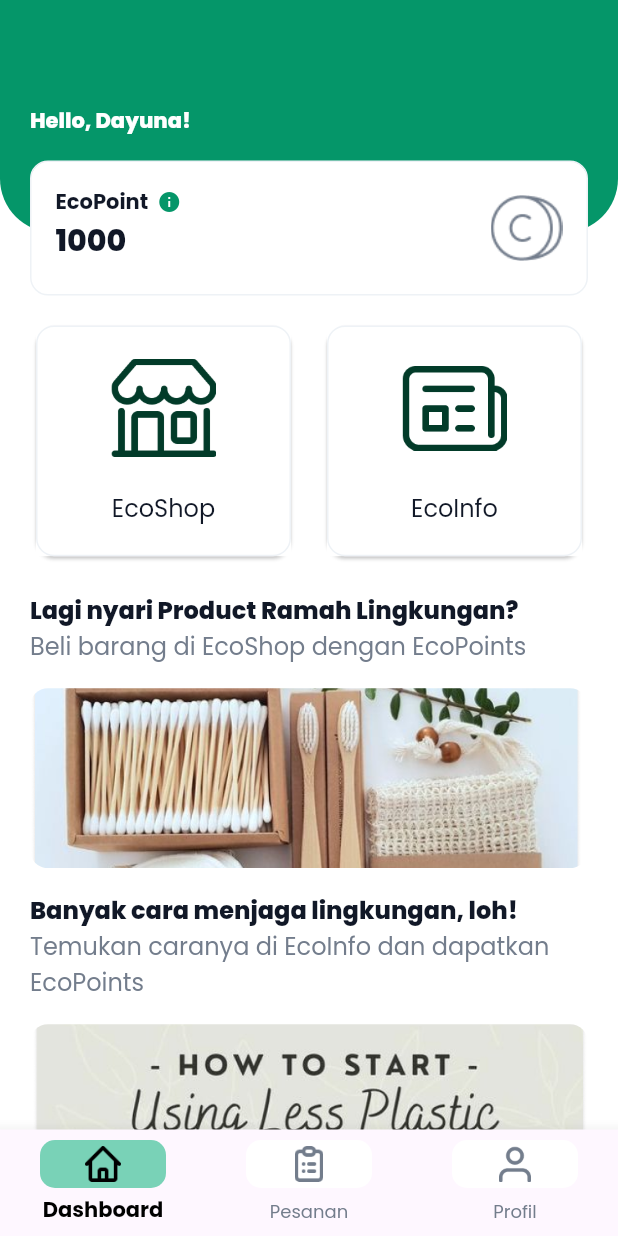
After one commit to Ecowave-Alterra/ecowave-flutter, a Flutter app: the MyHomePage screen opened directly, on a phone screen of 412 x 824 dp. The commit adds this screen. Run offline on Flutter 3.47's test engine with Material 2 defaults, Android fonts, the phone set to English and light mode, and no system bars; our stand-ins replace another_flushbar, flutter_bloc, get_it, google_fonts, lottie.

Commit message:
Slicing UI Home

```diff
--- a/lib/core/constants/colors.dart
+++ b/lib/core/constants/colors.dart
@@ -10,6 +10,7 @@ class AppColors {
   static const Color black = Color(0xff111827);
   static const Color white = Color(0xffFFFFFF);
   static const Color grey500 = Color(0xff737D8C);
+  static const Color grey50 = Color(0xffEEF2F6);
   static const Color grey300 = Color(0xffADB5C2);
   static const Color grey400 = Color(0xff929AAA);
   static const Color grey600 = Color(0xff535A65);
--- a/lib/core/constants/images.dart
+++ b/lib/core/constants/images.dart
@@ -27,7 +27,7 @@ class AppImages {
   static const String emptyKeranjang = 'assets/images/emptyKeranjang.png';
 
   static const String homeInfo = 'assets/images/homeInfo.png';
-  static const String homeShop = 'assets/images/homeInfo.png';
+  static const String homeShop = 'assets/images/homeShop.png';
 
   static const String loadingPembayaran = 'assets/images/loadingPembayaran.png';
 }
--- /dev/null
+++ b/lib/home/Dashboard.dart
@@ -0,0 +1,207 @@
+import 'package:ecowave/core.dart';
+import 'package:flutter/material.dart';
+
+class Dashboard extends StatelessWidget {
+  final String nama='';
+  const Dashboard({super.key});
+
+  @override
+  Widget build(BuildContext context) {
+    return Scaffold(
+
+      body: Column(
+        mainAxisAlignment: MainAxisAlignment.center,
+        children: [
+          Expanded(
+            child: Stack(
+              children: [
+                Container(
+                  height: 155,
+                  decoration: const BoxDecoration(
+                    color: AppColors.primary500,
+                    borderRadius: BorderRadius.only(
+                      bottomLeft: Radius.circular(36),
+                      bottomRight: Radius.circular(36),
+                    ),
+                  ),
+                ),
+                Center(
+                  child:SingleChildScrollView(
+                    child: Container(
+                          margin: const EdgeInsets.only(top: 70.0,left: AppSizes.secondary,right: AppSizes.secondary),
+                          child: Column(
+                            crossAxisAlignment: CrossAxisAlignment.start,
+                            children: [
+
+                              const Text("Hello, Dayuna!", style: TextStyle(fontSize: AppSizes.buttonFontSize, fontWeight: AppFontWeight.extrabold,color: AppColors.white),),
+                              const SizedBox(height: AppSizes.primary,),
+                              Container(
+                                height: 90,
+                                padding: const EdgeInsets.all(AppSizes.primary),
+                                decoration: BoxDecoration(
+                                  color: AppColors.white,
+                                  border: Border.all(
+                                    color: AppColors.grey50,
+                                    width: 1.0,
+                                  ),
+                                  borderRadius: BorderRadius.circular(AppSizes.radius)
+                                ),
+
+                                child:  const Row(
+                                  mainAxisAlignment: MainAxisAlignment.spaceBetween,
+                                  children: [
+                                    Column(
+                                      crossAxisAlignment: CrossAxisAlignment.start,
+                                      children: [
+                                       Row(
+                                          children: [
+                                            Text(
+                                              "EcoPoint  ",
+                                              style: TextStyle(fontWeight: AppFontWeight.bold),
+                                            ),
+                                            Tooltip(
+                                              verticalOffset: 35,
+                                              message: 'Point ini bisa ditukarkan\ndengan barang',
+                                              preferBelow: false,
+                                              showDuration:Duration(seconds: 3), // set preferBelow menjadi false
+                                              child: Icon(
+                                                Icons.info,
+                                                color: AppColors.primary500, // ubah warna ikon menjadi hijau
+                                                size: AppSizes.primary, // ubah ukuran ikon menjadi AppSizes.primary
+                                              ),
+                                            ),
+                                          ],
+                                        ),
+                                        Text("1000",style: TextStyle(fontSize: AppSizes.secondary, fontWeight: AppFontWeight.extrabold),)
+                                      ],
+                                    ),
+                                    ImageIcon(AppIcons.ecoPoints,size: 48, color: AppColors.grey500,)
+                                  ],
+                                ),
+                              ),
+                            GridView.count(
+                              padding: const EdgeInsets.only(top: AppSizes.primary),
+                              crossAxisCount: 2, // menampilkan 2 item di setiap baris
+                              childAspectRatio: 1.1,
+                              crossAxisSpacing: AppSizes.primary,
+                              shrinkWrap: true,// rasio lebar/tinggi item menjadi 1:1
+                              children: [
+                                Card(
+                                  shape: RoundedRectangleBorder(
+                                    borderRadius: BorderRadius.circular(AppSizes.radius),
+                                    side: const BorderSide(
+                                      color: AppColors.grey50,
+                                      width: 1.0,
+                                    ),
+                                  ),
+                                  child:Container(
+                                    color: AppColors.white,
+                                    child: const Column(
+                                    mainAxisAlignment: MainAxisAlignment.center,
+                                    children: [
+                                      ImageIcon(
+                                        AppIcons.ecoShop,
+                                        size: 70,
+                                        color: AppColors.primary700,
+                                      ),
+                                      SizedBox(height: AppSizes.secondary),
+                                      Text(
+                                        'EcoShop',
+                                        style: TextStyle(fontSize: AppSizes.primary),
+                                      ),
+                                    ],
+                                  ),
+                                  ),
+                                ),
+                                Card(
+                                  shape: RoundedRectangleBorder(
+                                    borderRadius: BorderRadius.circular(AppSizes.radius),
+                                    side: const BorderSide(
+                                      color: AppColors.grey50,
+                                      width: 1.0,
+                                    ),
+                                  ),
+                                  child:  Container(
+                                    color: AppColors.white,
+                                    child:const Column(
+                                        mainAxisAlignment: MainAxisAlignment.center,
+                                        children: [
+                                          ImageIcon(
+                                            AppIcons.ecoInfo,
+                                            size: 70,
+                                            color: AppColors.primary700,
+                                          ),
+                                          SizedBox(height: AppSizes.secondary),
+                                          Text(
+                                            'EcoInfo',
+                                            style: TextStyle(fontSize: AppSizes.primary),
+                                          ),
+                                        ],
+                                      ),
+                                  ),
+                                ),
+                              ],
+                            ),
+                            AppSizes.secondary.height,
+                            const Text("Lagi nyari Product Ramah Lingkungan?",style: TextStyle(fontWeight: AppFontWeight.extrabold,fontSize: AppSizes.primary),),
+                            const Text("Beli barang di EcoShop dengan EcoPoints ", style: TextStyle(color: AppColors.grey500, fontSize: AppSizes.primary),),
+                            const SizedBox(height: AppSizes.primary,),
+                            Container(
+                              height: 120,
+                              child: ListView.builder(
+                                scrollDirection: Axis.horizontal,
+                                itemCount: 2,
+                                itemBuilder: (BuildContext context, int index) {
+                                  return Container(
+                                    width: MediaQuery.of(context).size.width-2*AppSizes.secondary,
+                                    margin: const EdgeInsets.only(right: AppSizes.primary),
+                                    decoration: BoxDecoration(
+                                      image: const DecorationImage(
+                                        image: AssetImage(AppImages.homeShop),
+                                        fit: BoxFit.cover,
+                                      ),
+                                      borderRadius: BorderRadius.circular(AppSizes.radius),
+                                    ),
+                                  );
+                                },
+                              ),
+                            ),
+                            const SizedBox(height: AppSizes.primary,),
+                            const Text("Banyak cara menjaga lingkungan, loh!",style: TextStyle(fontWeight: AppFontWeight.extrabold,fontSize: AppSizes.primary),),
+                            const Text("Temukan caranya di EcoInfo dan dapatkan EcoPoints", style: TextStyle(color: AppColors.grey500, fontSize: AppSizes.primary),),
+                            const SizedBox(height: AppSizes.primary,),
+                            Container(
+                              height: 120,
+                              child: ListView.builder(
+                                scrollDirection: Axis.horizontal,
+                                itemCount: 2,
+                                itemBuilder: (BuildContext context, int index) {
+                                  return Container(
+                                    width: MediaQuery.of(context).size.width-2*AppSizes.secondary,
+                                    margin: const EdgeInsets.only(right: AppSizes.primary),
+                                    decoration: BoxDecoration(
+                                      image: const DecorationImage(
+                                        image: AssetImage(AppImages.homeInfo),
+                                        fit: BoxFit.cover,
+                                      ),
+                                      borderRadius: BorderRadius.circular(AppSizes.radius),
+                                    ),
+                                  );
+                                },
+                              ),
+                            ),
+                            ],
+                          ),
+                        ),
+                  ),
+                ),
+              ],
+            ),
+          ),
+        ],
+      ),
+    );
+  }
+
+
+}
--- /dev/null
+++ b/lib/home/bottom_navigartion.dart
@@ -0,0 +1,104 @@
+import 'package:flutter/material.dart';
+import 'package:ecowave/core.dart';
+
+import 'Dashboard.dart';
+
+class MyHomePage extends StatefulWidget {
+  const MyHomePage({Key? key}) : super(key: key);
+
+  @override
+  _MyHomePageState createState() => _MyHomePageState();
+}
+
+class _MyHomePageState extends State<MyHomePage> {
+  int _currentIndex = 0;
+
+  void _onTap(int index) {
+    setState(() {
+      _currentIndex = index;
+    });
+  }
+
+  @override
+  Widget build(BuildContext context) {
+    return Scaffold(
+      body: IndexedStack(
+        index: _currentIndex,
+        children: const [
+          // Widget untuk halaman Dashboard
+          Dashboard(),
+          // Widget untuk halaman Riwayat
+          Center(
+            child: Text('Halaman Riwayat'),
+          ),
+          // Widget untuk halaman Profil
+          Center(
+            child: Text('Halaman Profil'),
+          ),
+        ],
+      ),
+      bottomNavigationBar: BottomNavigationBar(
+        currentIndex: _currentIndex,
+        onTap: _onTap,
+        selectedItemColor: Colors.black, // Warna ikon aktif
+        unselectedItemColor: AppColors.grey500,  // Warna ikon tidak aktif
+        selectedLabelStyle: const TextStyle(fontWeight: FontWeight.bold), // Style label ikon aktif
+        unselectedLabelStyle: const TextStyle(fontWeight: FontWeight.normal), // Style label ikon tidak aktif
+        type: BottomNavigationBarType.fixed, // Menetapkan jumlah item tetap di tampilan
+        items: [
+          BottomNavigationBarItem(
+            icon: Padding(
+              padding: const EdgeInsets.only(bottom: 4), // Memberi jarak antara ikon dan label
+              child: Container(
+                padding: const EdgeInsets.symmetric(horizontal: 30, vertical: 4),
+                decoration: BoxDecoration(
+                  color: _currentIndex == 0 ?  AppColors.primary300: AppColors.white, // Kondisi untuk item yang dipilih
+                  borderRadius: BorderRadius.all(Radius.circular(10))
+                ),
+                child: const ImageIcon(
+                  AppIcons.beranda,
+                ),
+              ),
+            ),
+            label: 'Dashboard',
+            backgroundColor: AppColors.white, // Background aktif
+          ),
+          BottomNavigationBarItem(
+            icon: Padding(
+              padding: const EdgeInsets.only(bottom: 4), // Memberijarak antara ikon dan label
+              child: Container(
+                padding: const EdgeInsets.symmetric(horizontal: 30, vertical: 4),
+                decoration: BoxDecoration(
+                  color: _currentIndex == 1 ?  AppColors.primary300: AppColors.white, // Kondisi untuk item yang dipilih
+                  borderRadius: BorderRadius.all(Radius.circular(10))
+                ),
+                child: const ImageIcon(
+                  AppIcons.pesanan,
+                ),
+              ),
+            ),
+            label: 'Pesanan',
+            backgroundColor: AppColors.white, // Background tidak aktif
+          ),
+          BottomNavigationBarItem(
+            icon: Padding(
+              padding: const EdgeInsets.only(bottom: 4), // Memberi jarak antara ikon dan label
+              child: Container(
+                padding: const EdgeInsets.symmetric(horizontal: 30, vertical: 4),
+                decoration: BoxDecoration(
+                  color: _currentIndex == 2 ?  AppColors.primary300: AppColors.white, // Kondisi untuk item yang dipilih
+                  borderRadius: BorderRadius.all(Radius.circular(10))
+                ),
+                child: const ImageIcon(
+                  AppIcons.profile,
+                ),
+              ),
+            ),
+            label: 'Profil',
+            backgroundColor: AppColors.white,
+          ),
+        ],
+      ),
+    );
+  }
+}
```
